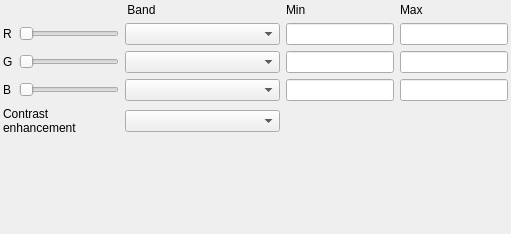
The window that enmapbox/gui/ui/multibandcolorrendererwidgetbase.ui (jakimowb/enmapbox_testmigration2) describes before a commit, drawn with Qt 5.
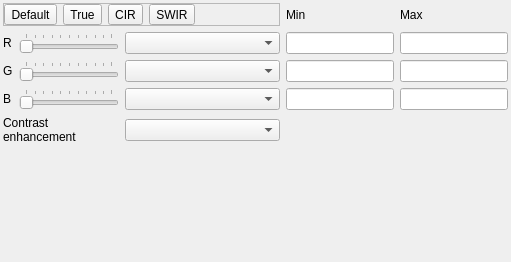
The same window after the commit.

Commit message: refactoring, band slider ticks

```diff
--- a/enmapbox/gui/ui/multibandcolorrendererwidgetbase.ui
+++ b/enmapbox/gui/ui/multibandcolorrendererwidgetbase.ui
@@ -7,7 +7,7 @@
     <x>0</x>
     <y>0</y>
     <width>511</width>
-    <height>234</height>
+    <height>262</height>
    </rect>
   </property>
   <property name="windowTitle">
@@ -145,6 +145,9 @@
        <property name="orientation">
         <enum>Qt::Horizontal</enum>
        </property>
+       <property name="tickPosition">
+        <enum>QSlider::TicksAbove</enum>
+       </property>
       </widget>
      </item>
      <item row="3" column="1">
@@ -152,6 +155,12 @@
        <property name="orientation">
         <enum>Qt::Horizontal</enum>
        </property>
+       <property name="tickPosition">
+        <enum>QSlider::TicksAbove</enum>
+       </property>
+       <property name="tickInterval">
+        <number>10</number>
+       </property>
       </widget>
      </item>
      <item row="1" column="1">
@@ -165,6 +174,9 @@
        <property name="orientation">
         <enum>Qt::Horizontal</enum>
        </property>
+       <property name="tickPosition">
+        <enum>QSlider::TicksAbove</enum>
+       </property>
       </widget>
      </item>
      <item row="4" column="2">
@@ -193,19 +205,59 @@
       <widget class="QComboBox" name="mBlueBandComboBox"/>
      </item>
      <item row="0" column="0" colspan="3">
-      <widget class="QLabel" name="mBlueMaxLabel_3">
-       <property name="sizePolicy">
-        <sizepolicy hsizetype="Preferred" vsizetype="Preferred">
-         <horstretch>0</horstretch>
-         <verstretch>0</verstretch>
-        </sizepolicy>
+      <widget class="QFrame" name="btnBar">
+       <property name="frameShape">
+        <enum>QFrame::StyledPanel</enum>
        </property>
-       <property name="text">
-        <string>Band</string>
+       <property name="frameShadow">
+        <enum>QFrame::Raised</enum>
        </property>
-       <property name="alignment">
-        <set>Qt::AlignCenter</set>
-       </property>
+       <layout class="QHBoxLayout" name="horizontalLayout">
+        <property name="margin">
+         <number>0</number>
+        </property>
+        <item>
+         <widget class="QToolButton" name="btnDef">
+          <property name="text">
+           <string>Default</string>
+          </property>
+         </widget>
+        </item>
+        <item>
+         <widget class="QToolButton" name="btnTrueColor">
+          <property name="text">
+           <string>True</string>
+          </property>
+         </widget>
+        </item>
+        <item>
+         <widget class="QToolButton" name="btnCIR">
+          <property name="text">
+           <string>CIR</string>
+          </property>
+         </widget>
+        </item>
+        <item>
+         <widget class="QToolButton" name="btn453">
+          <property name="text">
+           <string>SWIR</string>
+          </property>
+         </widget>
+        </item>
+        <item>
+         <spacer name="horizontalSpacer">
+          <property name="orientation">
+           <enum>Qt::Horizontal</enum>
+          </property>
+          <property name="sizeHint" stdset="0">
+           <size>
+            <width>40</width>
+            <height>20</height>
+           </size>
+          </property>
+         </spacer>
+        </item>
+       </layout>
       </widget>
      </item>
     </layout>
```
Left out of the diff: 32 changed lines with no effect on the pictures. The commit also changes 1 other file.
